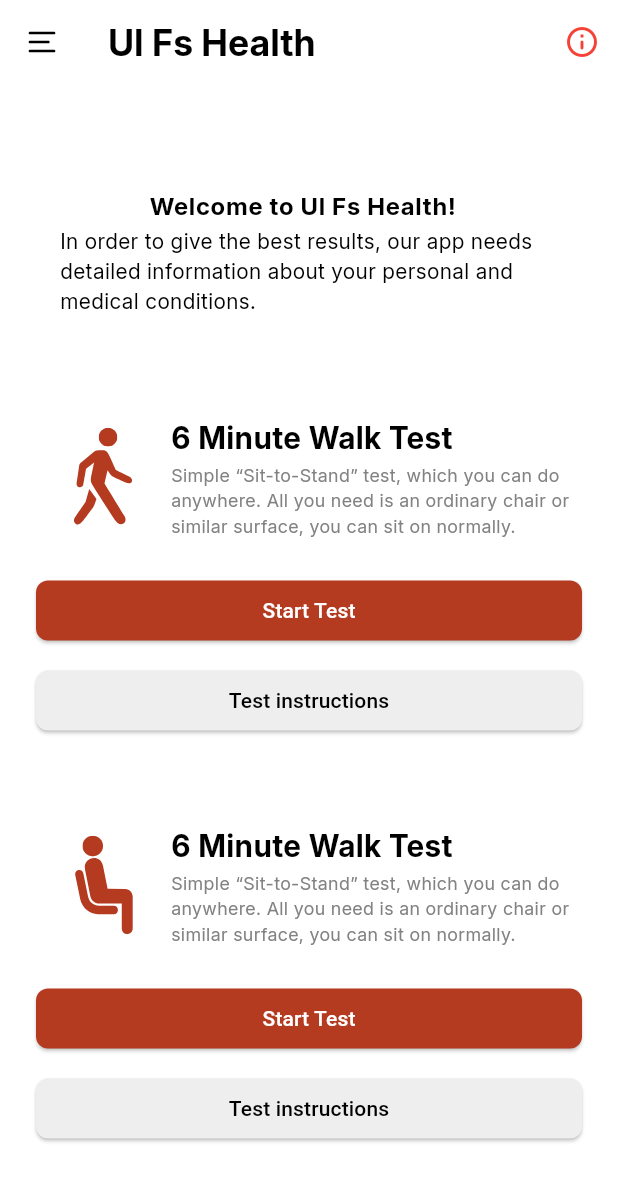
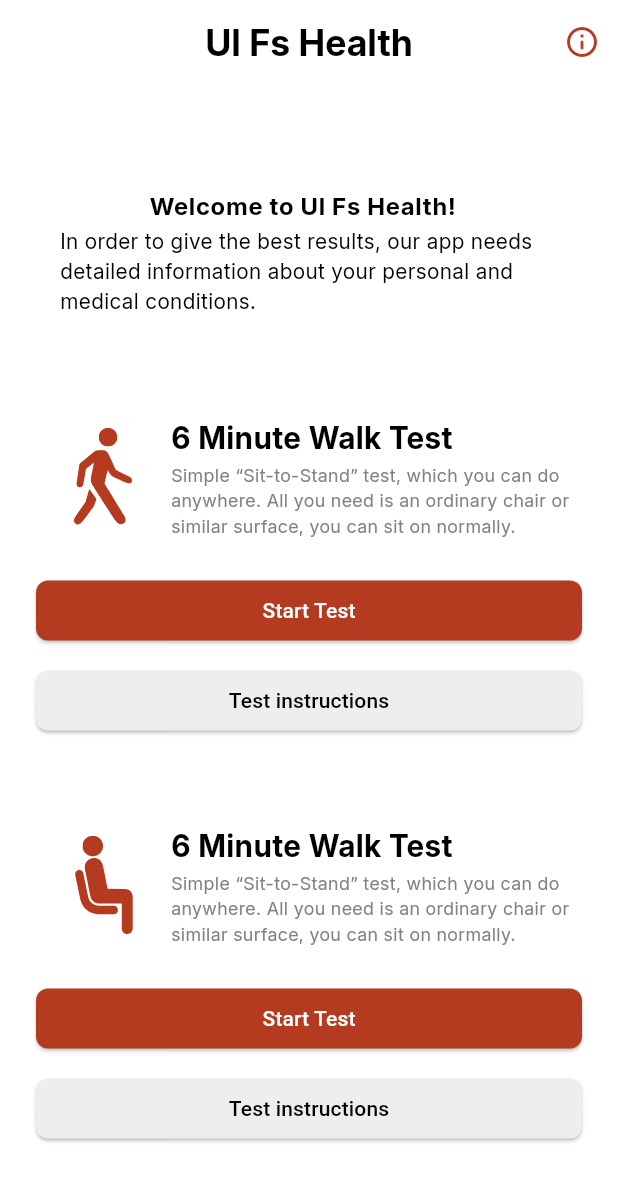
Before and after one commit to InAppoDev/ul_fs_health, a Flutter app: the screen it shows after launch, on a phone screen of 412 x 824 dp. Shown: the top 1181 px of the screen. Run offline on Flutter 3.47's test engine with Material 3 defaults, Android fonts, the phone set to English and light mode, and no system bars; our stand-ins replace auto_route, bloc, cloud_firestore, email_validator, firebase_auth, firebase_core and 6 more; accounts and stored records are empty.

Commit message:
[home_screen]: add home screen UI

```diff
--- a/lib/presentation/home/view/home_screen.dart
+++ b/lib/presentation/home/view/home_screen.dart
@@ -8,6 +8,7 @@ import '../../../core/themes/app_colors.dart';
 import '../../../core/themes/app_text_styles.dart';
 import '../../../gen/assets.gen.dart';
 import '../../../l10n/localizations_utils.dart';
+import '../../utils/widgets/simple_app_bar_widget.dart';
 import '../../utils/widgets/submit_button.dart';
 
 @RoutePage()
@@ -26,19 +27,13 @@ class HomeContent extends StatelessWidget {
   @override
   Widget build(BuildContext context) {
     return Scaffold(
-      appBar: AppBar(
-        actions: [
-          IconButton(
-              onPressed: () {
-              },
-              icon: const Icon(Icons.info_outline_rounded, color: Colors.red,))
-        ],
-        title: Text(appLocalizations.lblAppName, style: header1),
-        leading: IconButton(
-            onPressed: () {
-              // TODO Hovsep - change route to naviagtion menu
-            },
-            icon: Assets.icons.menu.svg()),
+      appBar: SimpleAppBarWidget(
+        onInfoPress: () {
+          // TODO Hovsep: implement info press
+        },
+        onLeadingPress: () {
+          // TODO Hovsep: open dashboard menu page
+        },
       ),
       body: Center(
         child: Padding(
--- /dev/null
+++ b/lib/presentation/utils/widgets/simple_app_bar_widget.dart
@@ -0,0 +1,39 @@
+import 'package:flutter/material.dart';
+
+import '../../../core/themes/app_text_styles.dart';
+import '../../../gen/assets.gen.dart';
+import '../../../l10n/localizations_utils.dart';
+
+class SimpleAppBarWidget extends StatelessWidget implements PreferredSizeWidget {
+  const SimpleAppBarWidget({super.key,
+    this.showBackButton = false,
+    this.onInfoPress,
+    this.toolBarHeight = kToolbarHeight,
+    this.onLeadingPress
+  });
+  final bool showBackButton;
+  final double toolBarHeight;
+  final VoidCallback? onLeadingPress;
+  final VoidCallback? onInfoPress;
+
+  @override
+  Widget build(BuildContext context) {
+
+    return AppBar(
+      centerTitle: true,
+      automaticallyImplyLeading: showBackButton,
+      actions: [
+        IconButton(
+            onPressed: onInfoPress,
+            icon: Icon(Icons.info_outline_rounded, color: ColorScheme.of(context).primary))
+      ],
+      title: Text(appLocalizations.lblAppName, style: header1),
+      leading: !showBackButton ? null : IconButton(
+          onPressed: onLeadingPress,
+          icon: Assets.icons.menu.svg()),
+    );
+  }
+
+  @override
+  Size get preferredSize => Size.fromHeight(toolBarHeight);
+}
```
